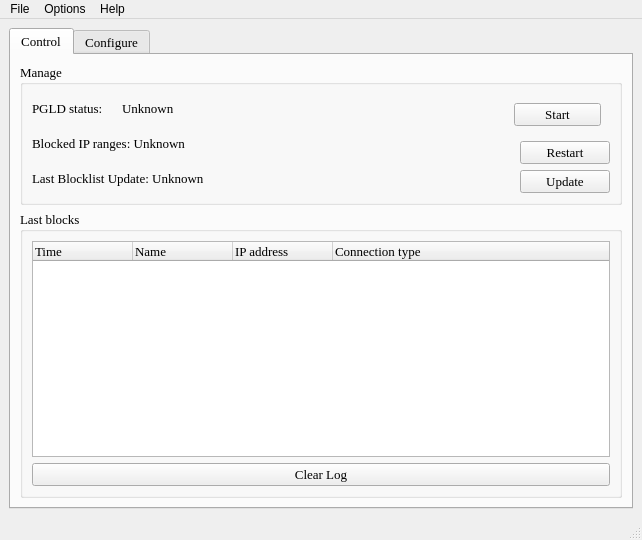
First picture: the form in pgl/pgl-gui.qt/ui/main_window.ui, repository okyes/peerguardian, before the edit.
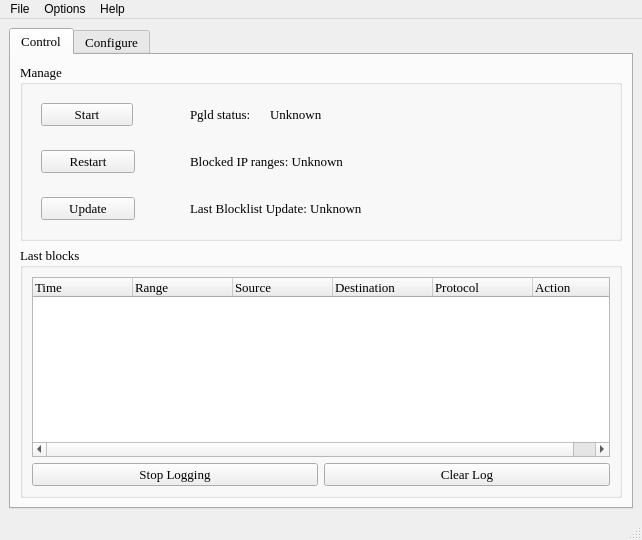
Second picture: the form after the edit. The open tabs and pages were chosen to show the change. Icons and pictures are not drawn.

Commit message: Redesigned the main interface. Put the buttons on the left side and the information on the right.

```diff
--- a/pgl/pgl-gui.qt/ui/main_window.ui
+++ b/pgl/pgl-gui.qt/ui/main_window.ui
@@ -49,7 +49,7 @@
        <enum>Qt::DefaultContextMenu</enum>
       </property>
       <property name="currentIndex">
-       <number>0</number>
+       <number>1</number>
       </property>
       <widget class="QWidget" name="tab_ControlPanel">
        <attribute name="title">
@@ -57,26 +57,154 @@
        </attribute>
        <layout class="QVBoxLayout" name="verticalLayout_3">
         <item>
+         <layout class="QHBoxLayout" name="horizontalLayout_2">
+          <item>
          <widget class="QGroupBox" name="m_ControlInfoGroup_2">
+            <property name="sizePolicy">
+             <sizepolicy hsizetype="Preferred" vsizetype="MinimumExpanding">
+              <horstretch>0</horstretch>
+              <verstretch>0</verstretch>
+             </sizepolicy>
+            </property>
           <property name="title">
            <string>Manage</string>
           </property>
-          <layout class="QVBoxLayout" name="verticalLayout_12">
+            <layout class="QVBoxLayout" name="verticalLayout_7">
            <item>
             <layout class="QHBoxLayout" name="horizontalLayout_9">
              <item>
-              <layout class="QVBoxLayout" name="verticalLayout_11">
+                <widget class="QStackedWidget" name="m_controlPglButtons">
+                 <property name="sizePolicy">
+                  <sizepolicy hsizetype="Fixed" vsizetype="Fixed">
+                   <horstretch>70</horstretch>
+                   <verstretch>0</verstretch>
+                  </sizepolicy>
+                 </property>
+                 <property name="minimumSize">
+                  <size>
+                   <width>90</width>
+                   <height>0</height>
+                  </size>
+                 </property>
+                 <property name="maximumSize">
+                  <size>
+                   <width>16777215</width>
+                   <height>16777215</height>
+                  </size>
+                 </property>
+                 <property name="layoutDirection">
+                  <enum>Qt::LeftToRight</enum>
+                 </property>
+                 <property name="lineWidth">
+                  <number>1</number>
+                 </property>
+                 <property name="currentIndex">
+                  <number>0</number>
+                 </property>
+                 <widget class="QWidget" name="page">
+                  <layout class="QVBoxLayout" name="verticalLayout_2">
                <item>
-                <layout class="QHBoxLayout" name="_4">
+                    <widget class="QPushButton" name="m_startPglButton">
+                     <property name="sizePolicy">
+                      <sizepolicy hsizetype="MinimumExpanding" vsizetype="Fixed">
+                       <horstretch>0</horstretch>
+                       <verstretch>0</verstretch>
+                      </sizepolicy>
+                     </property>
+                     <property name="minimumSize">
+                      <size>
+                       <width>92</width>
+                       <height>0</height>
+                      </size>
+                     </property>
+                     <property name="layoutDirection">
+                      <enum>Qt::LeftToRight</enum>
+                     </property>
+                     <property name="text">
+                      <string>Start</string>
+                     </property>
+                     <property name="icon">
+                      <iconset resource="../images/images.qrc">
+                       <normaloff>:/images/play.png</normaloff>:/images/play.png</iconset>
+                     </property>
+                    </widget>
+                   </item>
+                  </layout>
+                 </widget>
+                 <widget class="QWidget" name="page_2">
+                  <layout class="QVBoxLayout" name="verticalLayout">
+                   <item>
+                    <widget class="QPushButton" name="m_stopPglButton">
+                     <property name="sizePolicy">
+                      <sizepolicy hsizetype="MinimumExpanding" vsizetype="Fixed">
+                       <horstretch>0</horstretch>
+                       <verstretch>0</verstretch>
+                      </sizepolicy>
+                     </property>
+                     <property name="minimumSize">
+                      <size>
+                       <width>86</width>
+                       <height>0</height>
+                      </size>
+                     </property>
+                     <property name="maximumSize">
+                      <size>
+                       <width>16777215</width>
+                       <height>16777215</height>
+                      </size>
+                     </property>
+                     <property name="text">
+                      <string>Stop</string>
+                     </property>
+                     <property name="icon">
+                      <iconset resource="../images/images.qrc">
+                       <normaloff>:/images/stop.png</normaloff>:/images/stop.png</iconset>
+                     </property>
+                    </widget>
+                   </item>
+                  </layout>
+                 </widget>
+                </widget>
+               </item>
+               <item>
+                <layout class="QHBoxLayout" name="horizontalLayout">
+                 <item>
+                  <spacer name="horizontalSpacer_7">
+                   <property name="orientation">
+                    <enum>Qt::Horizontal</enum>
+                   </property>
+                   <property name="sizeType">
+                    <enum>QSizePolicy::Fixed</enum>
+                   </property>
+                   <property name="sizeHint" stdset="0">
+                    <size>
+                     <width>42</width>
+                     <height>20</height>
+                    </size>
+                   </property>
+                  </spacer>
+                 </item>
                  <item>
                   <widget class="QLabel" name="statusLabel1">
+                   <property name="sizePolicy">
+                    <sizepolicy hsizetype="Maximum" vsizetype="Preferred">
+                     <horstretch>0</horstretch>
+                     <verstretch>0</verstretch>
+                    </sizepolicy>
+                   </property>
                    <property name="text">
-                    <string>PGLD status:</string>
+                    <string>Pgld status:</string>
                    </property>
                   </widget>
                  </item>
                  <item>
                   <widget class="QLabel" name="m_StatusIcon">
+                   <property name="sizePolicy">
+                    <sizepolicy hsizetype="Maximum" vsizetype="Preferred">
+                     <horstretch>0</horstretch>
+                     <verstretch>0</verstretch>
+                    </sizepolicy>
+                   </property>
                    <property name="text">
                     <string/>
                    </property>
@@ -92,58 +220,16 @@
                    </property>
                   </widget>
                  </item>
-                 <item>
-                  <spacer>
-                   <property name="orientation">
-                    <enum>Qt::Horizontal</enum>
-                   </property>
-                   <property name="sizeHint" stdset="0">
-                    <size>
-                     <width>40</width>
-                     <height>20</height>
-                    </size>
-                   </property>
-                  </spacer>
-                 </item>
                 </layout>
                </item>
-               <item>
-                <widget class="QLabel" name="m_LoadedRangesLabel">
-                 <property name="enabled">
-                  <bool>true</bool>
-                 </property>
-                 <property name="text">
-                  <string>Blocked IP ranges: Unknown</string>
-                 </property>
-                 <property name="margin">
-                  <number>2</number>
-                 </property>
-                </widget>
-               </item>
-               <item>
-                <widget class="QLabel" name="m_LastUpdateLabel">
-                 <property name="enabled">
-                  <bool>true</bool>
-                 </property>
-                 <property name="text">
-                  <string>Last Blocklist Update: Unknown</string>
-                 </property>
-                 <property name="margin">
-                  <number>2</number>
-                 </property>
-                </widget>
-               </item>
-              </layout>
-             </item>
-             <item>
-              <layout class="QVBoxLayout" name="verticalLayout_2">
-               <item>
-                <layout class="QHBoxLayout" name="horizontalLayout_2">
                  <item>
                   <spacer name="horizontalSpacer_3">
                    <property name="orientation">
                     <enum>Qt::Horizontal</enum>
                    </property>
+                 <property name="sizeType">
+                  <enum>QSizePolicy::MinimumExpanding</enum>
+                 </property>
                    <property name="sizeHint" stdset="0">
                     <size>
                      <width>40</width>
@@ -152,84 +238,29 @@
                    </property>
                   </spacer>
                  </item>
+              </layout>
+             </item>
                  <item>
-                  <widget class="QStackedWidget" name="m_controlPglButtons">
+              <layout class="QHBoxLayout" name="horizontalLayout_11">
+               <item>
+                <widget class="QStackedWidget" name="stackedWidget">
                    <property name="sizePolicy">
-                    <sizepolicy hsizetype="Fixed" vsizetype="Fixed">
-                     <horstretch>70</horstretch>
+                  <sizepolicy hsizetype="Fixed" vsizetype="Minimum">
+                   <horstretch>0</horstretch>
                      <verstretch>0</verstretch>
                     </sizepolicy>
                    </property>
                    <property name="minimumSize">
                     <size>
-                     <width>80</width>
+                   <width>0</width>
                      <height>0</height>
                     </size>
                    </property>
                    <property name="currentIndex">
                     <number>0</number>
                    </property>
-                   <widget class="QWidget" name="page">
-                    <layout class="QVBoxLayout" name="verticalLayout">
-                     <item>
-                      <widget class="QPushButton" name="m_startPglButton">
-                       <property name="sizePolicy">
-                        <sizepolicy hsizetype="Fixed" vsizetype="Fixed">
-                         <horstretch>0</horstretch>
-                         <verstretch>0</verstretch>
-                        </sizepolicy>
-                       </property>
-                       <property name="minimumSize">
-                        <size>
-                         <width>87</width>
-                         <height>0</height>
-                        </size>
-                       </property>
-                       <property name="text">
-                        <string>Start</string>
-                       </property>
-                       <property name="icon">
-                        <iconset resource="../images/images.qrc">
-                         <normaloff>:/images/play.png</normaloff>:/images/play.png</iconset>
-                       </property>
-                      </widget>
-                     </item>
-                    </layout>
-                   </widget>
-                   <widget class="QWidget" name="page_2">
-                    <layout class="QHBoxLayout" name="horizontalLayout">
-                     <item>
-                      <widget class="QPushButton" name="m_stopPglButton">
-                       <property name="text">
-                        <string>Stop</string>
-                       </property>
-                       <property name="icon">
-                        <iconset resource="../images/images.qrc">
-                         <normaloff>:/images/stop.png</normaloff>:/images/stop.png</iconset>
-                       </property>
-                      </widget>
-                     </item>
-                    </layout>
-                   </widget>
-                  </widget>
-                 </item>
-                </layout>
-               </item>
-               <item>
+                 <widget class="QWidget" name="page_3">
                 <layout class="QHBoxLayout" name="horizontalLayout_7">
-                 <item>
-                  <spacer name="horizontalSpacer_4">
-                   <property name="orientation">
-                    <enum>Qt::Horizontal</enum>
-                   </property>
-                   <property name="sizeHint" stdset="0">
-                    <size>
-                     <width>40</width>
-                     <height>20</height>
-                    </size>
-                   </property>
-                  </spacer>
-                 </item>
                  <item>
                   <widget class="QPushButton" name="m_restartPglButton">
                    <property name="sizePolicy">
@@ -240,10 +271,13 @@
                    </property>
                    <property name="minimumSize">
                     <size>
-                     <width>90</width>
+                       <width>94</width>
                      <height>0</height>
                     </size>
                    </property>
+                     <property name="layoutDirection">
+                      <enum>Qt::LeftToRight</enum>
+                     </property>
                    <property name="text">
                     <string>Restart</string>
                    </property>
@@ -254,25 +288,61 @@
                   </widget>
                  </item>
                 </layout>
+                 </widget>
+                </widget>
                </item>
                <item>
+                <spacer name="horizontalSpacer_4">
+                 <property name="orientation">
+                  <enum>Qt::Horizontal</enum>
+                 </property>
+                 <property name="sizeType">
+                  <enum>QSizePolicy::Fixed</enum>
+                 </property>
+                 <property name="sizeHint" stdset="0">
+                  <size>
+                   <width>40</width>
+                   <height>20</height>
+                  </size>
+                 </property>
+                </spacer>
+               </item>
+               <item>
+                <widget class="QLabel" name="m_LoadedRangesLabel">
+                 <property name="enabled">
+                  <bool>true</bool>
+                 </property>
+                 <property name="sizePolicy">
+                  <sizepolicy hsizetype="Preferred" vsizetype="Preferred">
+                   <horstretch>0</horstretch>
+                   <verstretch>0</verstretch>
+                  </sizepolicy>
+                 </property>
+                 <property name="text">
+                  <string>Blocked IP ranges: Unknown</string>
+                 </property>
+                 <property name="margin">
+                  <number>2</number>
+                 </property>
+                </widget>
+               </item>
+              </layout>
+             </item>
+             <item>
+              <layout class="QHBoxLayout" name="horizontalLayout_12">
+               <item>
+                <widget class="QStackedWidget" name="stackedWidget_2">
+                 <property name="sizePolicy">
+                  <sizepolicy hsizetype="Fixed" vsizetype="Preferred">
+                   <horstretch>0</horstretch>
+                   <verstretch>0</verstretch>
+                  </sizepolicy>
+                 </property>
+                 <property name="currentIndex">
+                  <number>0</number>
+                 </property>
+                 <widget class="QWidget" name="page_5">
                 <layout class="QHBoxLayout" name="horizontalLayout_8">
-                 <item>
-                  <spacer name="horizontalSpacer_5">
-                   <property name="orientation">
-                    <enum>Qt::Horizontal</enum>
-                   </property>
-                   <property name="sizeType">
-                    <enum>QSizePolicy::MinimumExpanding</enum>
-                   </property>
-                   <property name="sizeHint" stdset="0">
-                    <size>
-                     <width>40</width>
-                     <height>20</height>
-                    </size>
-                   </property>
-                  </spacer>
-                 </item>
                  <item>
                   <widget class="QPushButton" name="m_updatePglButton">
                    <property name="sizePolicy">
@@ -283,7 +353,7 @@
                    </property>
                    <property name="minimumSize">
                     <size>
-                     <width>90</width>
+                       <width>94</width>
                      <height>0</height>
                     </size>
                    </property>
@@ -297,20 +367,52 @@
                   </widget>
                  </item>
                 </layout>
+                 </widget>
+                </widget>
                </item>
-              </layout>
-             </item>
+               <item>
+                <spacer name="horizontalSpacer_5">
+                 <property name="orientation">
+                  <enum>Qt::Horizontal</enum>
+                 </property>
+                 <property name="sizeType">
+                  <enum>QSizePolicy::Fixed</enum>
+                 </property>
+                 <property name="sizeHint" stdset="0">
+                  <size>
+                   <width>40</width>
+                   <height>20</height>
+                  </size>
+                 </property>
+                </spacer>
+               </item>
+               <item>
+                <widget class="QLabel" name="m_LastUpdateLabel">
+                 <property name="enabled">
+                  <bool>true</bool>
+                 </property>
+                 <property name="text">
+                  <string>Last Blocklist Update: Unknown</string>
+                 </property>
+                 <property name="margin">
+                  <number>2</number>
+                 </property>
+                </widget>
+               </item>
             </layout>
            </item>
           </layout>
-         </widget>
+            <zorder></zorder>
+           </widget>
+          </item>
+         </layout>
         </item>
         <item>
          <widget class="QGroupBox" name="groupBox_4">
           <property name="title">
            <string>Last blocks</string>
           </property>
-          <layout class="QVBoxLayout" name="_5">
+          <layout class="QVBoxLayout" name="verticalLayout_9">
            <item>
             <widget class="QTreeWidget" name="m_LogTreeWidget">
              <property name="mouseTracking">
@@ -335,19 +437,42 @@
              </column>
              <column>
               <property name="text">
-               <string>Name</string>
+               <string>Range</string>
               </property>
              </column>
              <column>
               <property name="text">
-               <string>IP address</string>
+               <string>Source</string>
               </property>
              </column>
              <column>
               <property name="text">
-               <string>Connection type</string>
+               <string>Destination</string>
               </property>
              </column>
+             <column>
+              <property name="text">
+               <string>Protocol</string>
+              </property>
+             </column>
+             <column>
+              <property name="text">
+               <string>Action</string>
+              </property>
+             </column>
+            </widget>
+           </item>
+           <item>
+            <layout class="QHBoxLayout" name="horizontalLayout_13">
+             <item>
+              <widget class="QPushButton" name="pushButton">
+               <property name="text">
+                <string>Stop Logging</string>
+               </property>
+               <property name="icon">
+                <iconset resource="../images/images.qrc">
+                 <normaloff>:/images/cancel.png</normaloff>:/images/cancel.png</iconset>
+               </property>
             </widget>
            </item>
            <item>
@@ -365,6 +490,8 @@
             </widget>
            </item>
           </layout>
+           </item>
+          </layout>
          </widget>
         </item>
        </layout>
@@ -501,7 +628,7 @@
               </widget>
              </item>
              <item>
-              <widget class="QTreeWidget" name="m_ListTreeWidget">
+              <widget class="QTreeWidget" name="m_BlocklistTreeWidget">
                <property name="rootIsDecorated">
                 <bool>false</bool>
                </property>
@@ -519,11 +646,6 @@
                  <string>ID</string>
                 </property>
                </column>
-               <column>
-                <property name="text">
-                 <string>Description</string>
-                </property>
-               </column>
               </widget>
              </item>
              <item>
@@ -575,7 +697,7 @@
             </property>
             <layout class="QVBoxLayout" name="verticalLayout_4">
              <item>
-              <widget class="QTreeWidget" name="m_ListTreeWidget_2">
+              <widget class="QTreeWidget" name="m_WhitelistTreeWidget">
                <property name="rootIsDecorated">
                 <bool>false</bool>
                </property>
@@ -598,11 +720,6 @@
                  <string>Type</string>
                 </property>
                </column>
-               <column>
-                <property name="text">
-                 <string>Description</string>
-                </property>
-               </column>
               </widget>
              </item>
              <item>
@@ -659,7 +776,10 @@
            </spacer>
           </item>
           <item>
-           <widget class="QPushButton" name="pushButton_6">
+           <widget class="QPushButton" name="m_ApplyButton">
+            <property name="enabled">
+             <bool>false</bool>
+            </property>
             <property name="sizePolicy">
              <sizepolicy hsizetype="Minimum" vsizetype="Fixed">
               <horstretch>0</horstretch>
@@ -667,7 +787,7 @@
              </sizepolicy>
             </property>
             <property name="text">
-             <string>Restart</string>
+             <string>Apply</string>
             </property>
            </widget>
           </item>
@@ -686,7 +806,7 @@
      <x>0</x>
      <y>0</y>
      <width>642</width>
-     <height>21</height>
+     <height>25</height>
     </rect>
    </property>
    <widget class="QMenu" name="menuFile">
@@ -987,8 +1107,7 @@
   <action name="a_CreateBackups">
    <property name="icon">
     <iconset>
-     <normaloff/>
-    </iconset>
+     <normaloff>Programas/peerguardian/pgl/pgl-gui.qt/ui</normaloff>Programas/peerguardian/pgl/pgl-gui.qt/ui</iconset>
    </property>
    <property name="text">
     <string>Create Backups</string>
@@ -997,8 +1116,7 @@
   <action name="a_RestoreSettings">
    <property name="icon">
     <iconset>
-     <normaloff/>
-    </iconset>
+     <normaloff>Programas/peerguardian/pgl/pgl-gui.qt/ui</normaloff>Programas/peerguardian/pgl/pgl-gui.qt/ui</iconset>
    </property>
    <property name="text">
     <string>Restore Settings</string>
@@ -1007,8 +1125,7 @@
   <action name="a_RestoreList">
    <property name="icon">
     <iconset>
-     <normaloff/>
-    </iconset>
+     <normaloff>Programas/peerguardian/pgl/pgl-gui.qt/ui</normaloff>Programas/peerguardian/pgl/pgl-gui.qt/ui</iconset>
    </property>
    <property name="text">
     <string>Restore Blocklists</string>
@@ -1017,8 +1134,7 @@
   <action name="a_SettingsDialog">
    <property name="icon">
     <iconset>
-     <normaloff/>
-    </iconset>
+     <normaloff>Programas/peerguardian/pgl/pgl-gui.qt/ui</normaloff>Programas/peerguardian/pgl/pgl-gui.qt/ui</iconset>
    </property>
    <property name="text">
     <string>Settings</string>
```
Lines whose indentation alone changed are shown as unchanged.
